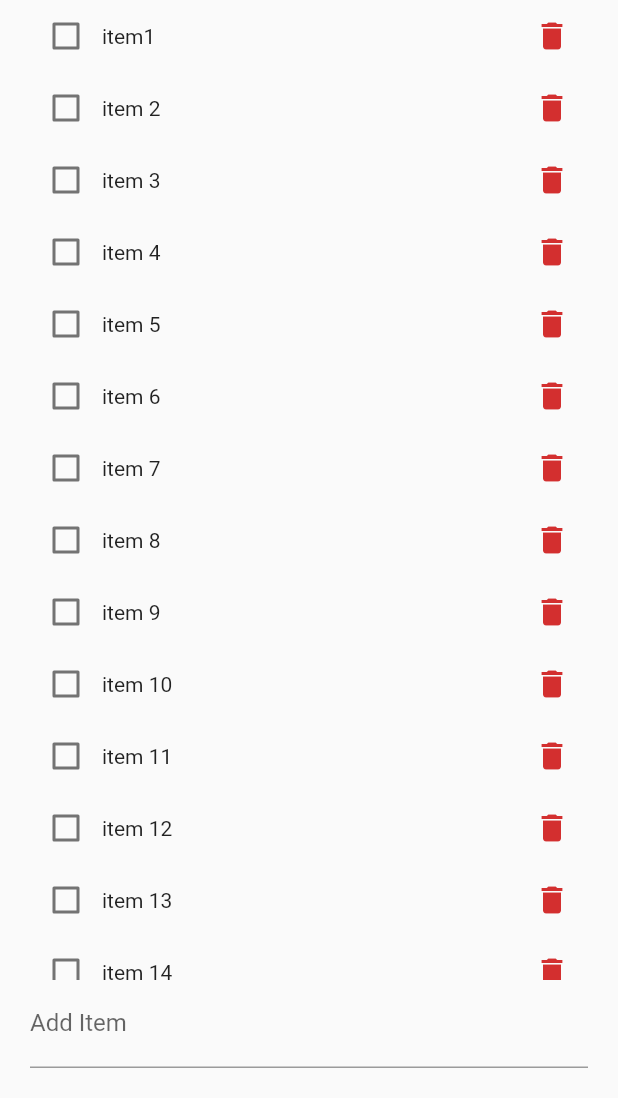
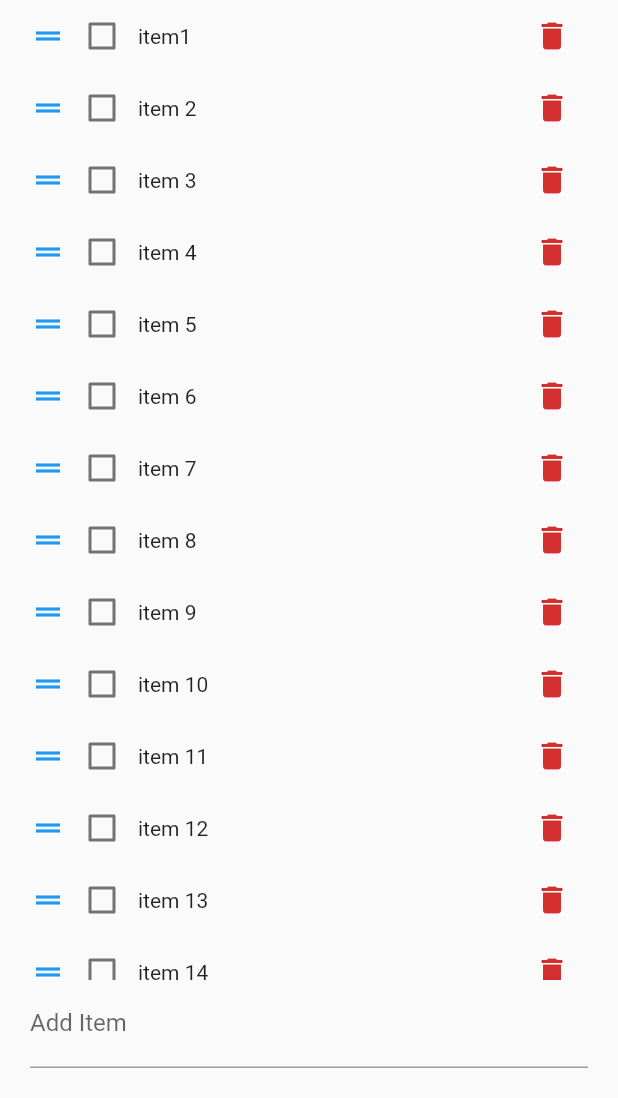
Before and after one commit to atrifyllis/todo, a Flutter app: the screen it shows after launch, on a phone screen of 412 x 824 dp, the part 138-1236 px from its top. Run offline on Flutter 3.47's test engine with Material 2 defaults, Android fonts, the phone set to English and light mode, and no system bars; our stand-ins replace flutter_redux, redux; missing offline and left inert: redux_logging, redux_remote_devtools; generated files the repository leaves out were written again.

Commit message:
add drag handle to be clear that the todo list can be reordered

```diff
--- a/lib/todos/widget/todo_list.dart
+++ b/lib/todos/widget/todo_list.dart
@@ -37,6 +37,7 @@ class TodoList extends StatelessWidget {
     return Row(
       key: UniqueKey(),
       children: <Widget>[
+        Icon(Icons.drag_handle,color: Theme.of(context).primaryColor,),
         Checkbox(value: todo.done, onChanged: (complete) {
           onValueChanged(todo, complete);
         },),
```
